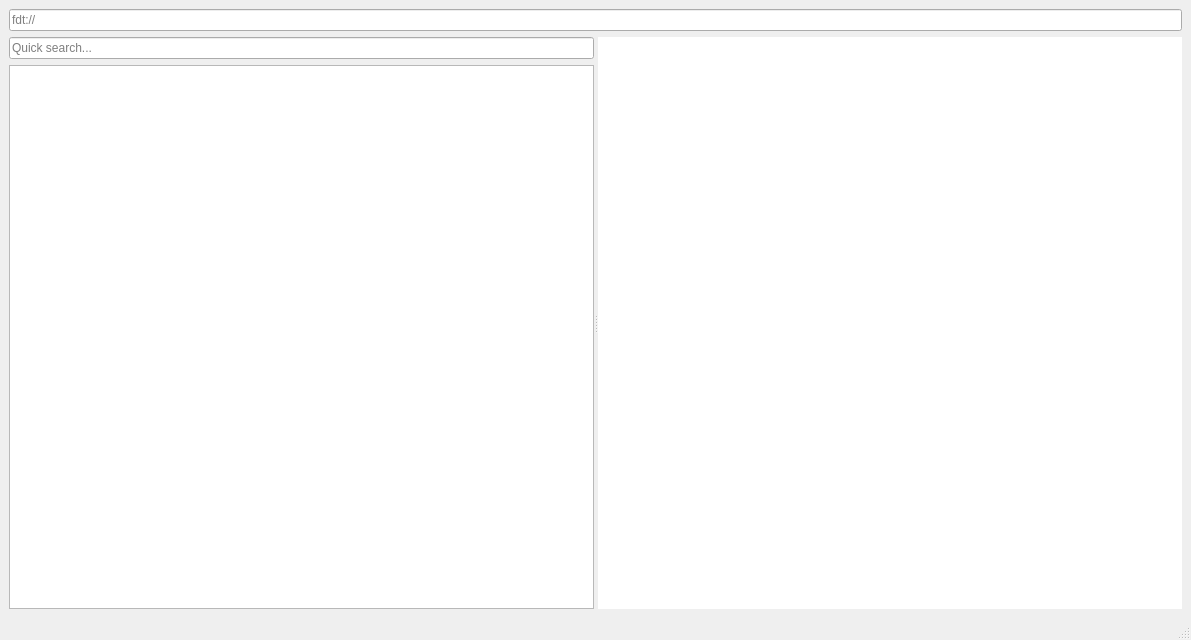
Before: the Qt Designer form fdt-visualizer/src/main-window.ui in pappyjoe16/fdt-visualizer, drawn with Qt 5.
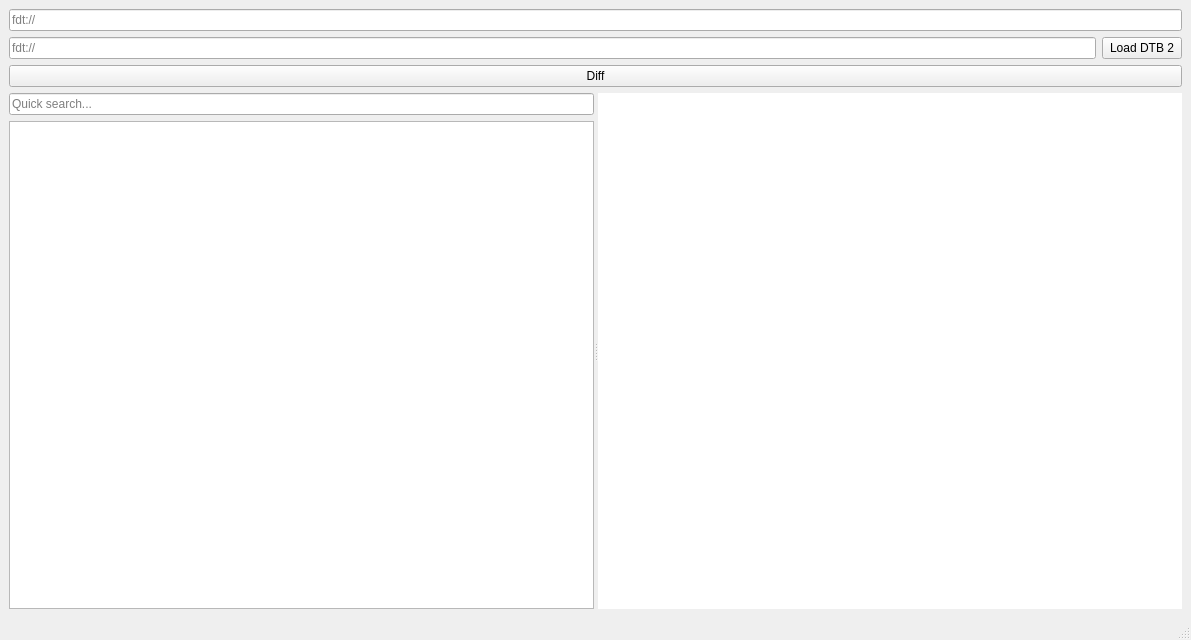
After: the same form once the commit is applied.

```diff
--- a/fdt-visualizer/src/main-window.ui
+++ b/fdt-visualizer/src/main-window.ui
@@ -25,6 +25,34 @@
       </property>
      </widget>
     </item>
+    <item>
+    <layout class="QHBoxLayout" name="horizontalLayout_2">
+    <item>
+     <widget class="QLineEdit" name="path_2">
+     <property name="readOnly">
+       <bool>true</bool>
+      </property>
+      <property name="placeholderText">
+       <string>fdt://</string>
+      </property>
+     </widget>
+     </item>
+     <item>
+     <widget class="QPushButton" name="load_dtb2">
+      <property name="text">
+         <string>Load DTB 2</string>
+        </property>
+     </widget>
+        </item>
+     </layout>
+    </item>
+    <item>
+     <widget class="QPushButton" name="diffButton">
+      <property name="text">
+         <string>Diff</string>
+        </property>
+     </widget>
+    </item>
     <item>
      <widget class="QSplitter" name="splitter">
       <property name="orientation">
```
